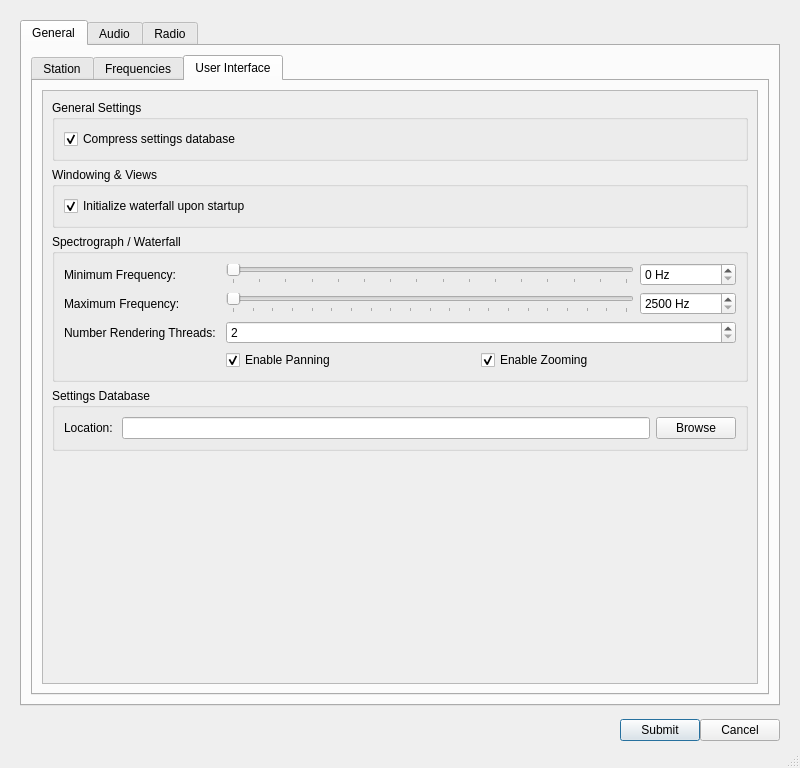
Old version of the form src/ui/dialogsettings.ui in the repository GekkoFyre/small-world-deluxe.
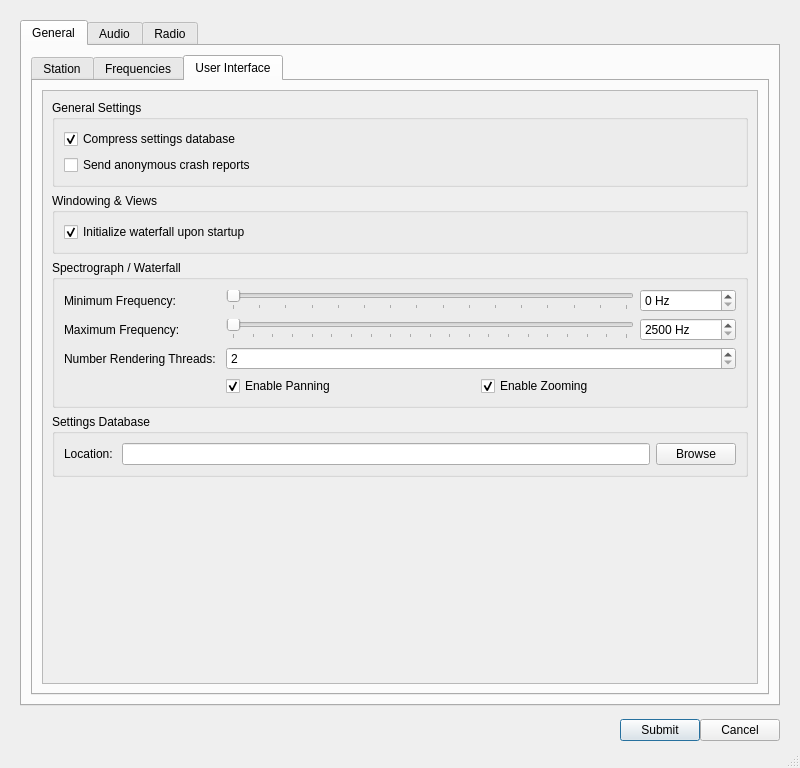
New version of the form. The open tabs and pages were chosen to show the change.

Diff of the .ui file:
```diff
--- a/src/ui/dialogsettings.ui
+++ b/src/ui/dialogsettings.ui
@@ -559,8 +559,8 @@
                      <rect>
                       <x>0</x>
                       <y>0</y>
-                      <width>732</width>
-                      <height>603</height>
+                      <width>742</width>
+                      <height>621</height>
                      </rect>
                     </property>
                     <layout class="QVBoxLayout" name="verticalLayout_23">
@@ -580,6 +580,13 @@
                           </property>
                          </widget>
                         </item>
+                        <item row="1" column="0">
+                         <widget class="QCheckBox" name="checkBox_send_anon_crash_reports">
+                          <property name="text">
+                           <string>Send anonymous crash reports</string>
+                          </property>
+                         </widget>
+                        </item>
                        </layout>
                       </widget>
                      </item>
```
Left out of the diff: 27 changed lines with no effect on the pictures.
